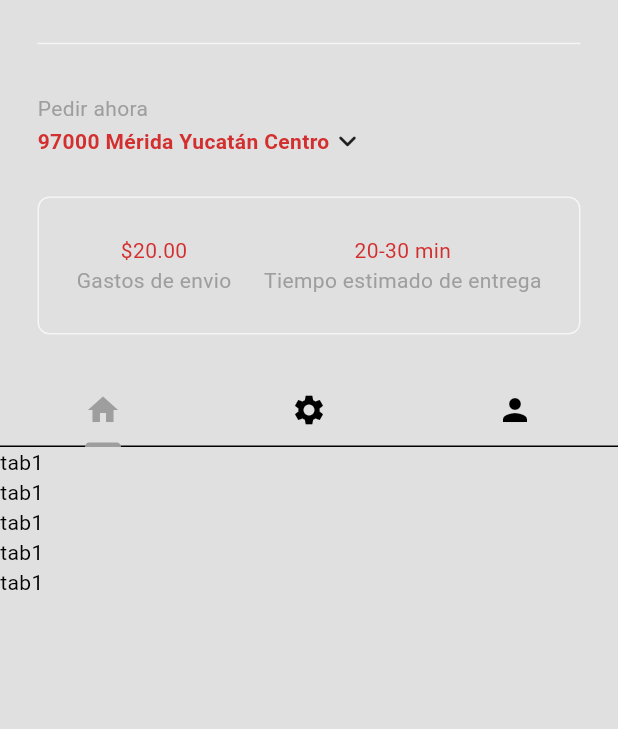
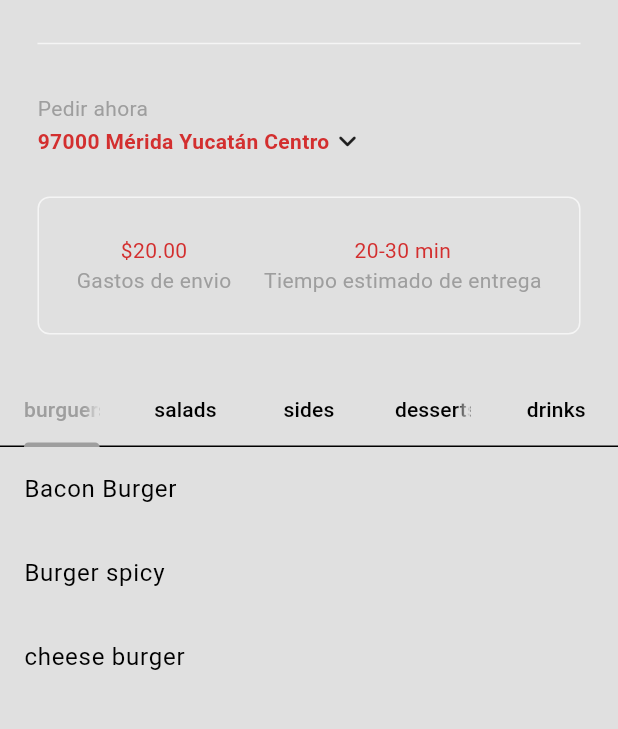
Before and after one commit to zeuss1102/delivery_app_emilio_puigcerver, a Flutter app: the screen it shows after launch, after a tap on "Ingresar", on a phone screen of 412 x 824 dp, the part 63-792 px from its top. Run offline on Flutter 3.47's test engine with Material 3 defaults, Android fonts, the phone set to English and light mode, and no system bars.

```diff
--- a/lib/componets/my_tab_bar.dart
+++ b/lib/componets/my_tab_bar.dart
@@ -1,3 +1,4 @@
+import 'package:delivery_app_emilio_puigcerver/models/food.dart';
 import 'package:flutter/material.dart';
 //este es el apartado de pestañas
 
@@ -8,26 +9,20 @@ class MyTabBar extends StatelessWidget {
     super.key,
     required this.tabController,
   });
+  List<Tab> _buildCategoryTabs(){
+    return FoodCategory.values.map ((category) {
+      return Tab(
+        text: category.toString().split('.').last,
+      );
+    }).toList();
+  }
 
   @override
   Widget build(BuildContext context) {
     return  Container(
       child: TabBar(
         controller: tabController,
-        tabs: [
-          //1er tab
-          Tab (
-            icon: Icon(Icons.home),
-          ),
-           //2do tab
-          Tab (
-            icon: Icon(Icons.settings),
-          ),
-            //3er tab
-          Tab (
-            icon: Icon(Icons.person),
-          ),
-        ],
+        tabs:_buildCategoryTabs(),
       ),
     );
   }
--- a/lib/main.dart
+++ b/lib/main.dart
@@ -1,14 +1,21 @@
 import 'package:delivery_app_emilio_puigcerver/auth/login_or_register.dart';
+import 'package:delivery_app_emilio_puigcerver/models/restaurant.dart';
 import 'package:delivery_app_emilio_puigcerver/themes/theme_provider.dart';
 import 'package:flutter/material.dart';
 import 'package:provider/provider.dart';
 
 void main() {
   runApp(
-    ChangeNotifierProvider(create: (context) => ThemeProvider(),
-    child: const MyApp()
-    )
-    );
+    //tema de provider
+    MultiProvider(providers:[
+      //tema provider
+      ChangeNotifierProvider(create: (context)=> ThemeProvider(),),
+      //restaurante provider
+      ChangeNotifierProvider(create: (context)=> Restaurant(),), //manda la infomacion para que se muestre en la pagina (separa los apartados)
+      ],
+      child: const MyApp(),
+    ),
+  );
 }
 class MyApp extends StatelessWidget {
   const MyApp({super.key});
--- a/lib/models/restaurant.dart
+++ b/lib/models/restaurant.dart
@@ -1,6 +1,7 @@
 import 'package:delivery_app_emilio_puigcerver/models/food.dart';
+import 'package:flutter/material.dart';
 
-class Restaurant {
+class Restaurant extends ChangeNotifier{
   //lista del menú de comida
   final List<Food> _menu = [
     //burgers
@@ -200,9 +201,21 @@ class Restaurant {
 
   // quitar del carrito
 
+  //obtener el total del carrito
+
+  //obtener el numero total de articulos en el carrito
+
+  //vaciar carrito
+
   /*
   AYUDANTES
   */
 
+  //generar recibo
+
+  //formato de pago
+
+  //format list of addons into a string summary
+
 
 }
--- a/lib/pages/home_page.dart
+++ b/lib/pages/home_page.dart
@@ -3,7 +3,11 @@ import 'package:delivery_app_emilio_puigcerver/componets/my_description_box.dart
 import 'package:delivery_app_emilio_puigcerver/componets/my_drawer.dart';
 import 'package:delivery_app_emilio_puigcerver/componets/my_sliver_app_bar.dart';
 import 'package:delivery_app_emilio_puigcerver/componets/my_tab_bar.dart';
+import 'package:delivery_app_emilio_puigcerver/models/food.dart';
+import 'package:delivery_app_emilio_puigcerver/models/restaurant.dart';
+import 'package:flutter/foundation.dart';
 import 'package:flutter/material.dart';
+import 'package:provider/provider.dart';
 
 class HomePage extends StatefulWidget {
   const HomePage({super.key});
@@ -20,13 +24,35 @@ class _HomePageState extends State<HomePage> with SingleTickerProviderStateMixin
   @override
   void initState() {
     super.initState();
-    _tabController = TabController(length: 3, vsync: this); // este sirve para dividir y salgan los tab bar en este caso son 3 tres iconos home / settings // person
+    _tabController = TabController(length: FoodCategory.values.length, vsync: this); // este sirve para dividir y salgan los tab bar en este caso son 3 tres iconos home / settings // person
 
   }
   @override
   void dispose() {
     _tabController.dispose();
     super.dispose();
+  }
+
+  //Ordenar y devolver una lista de alimentos que pertenecen a una categoría específica
+  List<Food> _filterMenuByCategory(FoodCategory category, List<Food> fullMenu){
+    return fullMenu.where((food) => food.category == category) .toList();
+  }
+  //Devolver la lista de alimentos en la categoría dada
+  List<Widget> getFoodInThisCategory(List<Food> fullMenu) {
+    return FoodCategory.values.map((category) {
+      List<Food> categoryMenu = _filterMenuByCategory(category, fullMenu);
+
+      return ListView.builder(
+        itemCount: categoryMenu.length,
+        physics:const NeverScrollableScrollPhysics(),
+        padding: EdgeInsets.zero, //hace que no tenga un espacio en la parte de arriba
+        itemBuilder: (context, index) {
+          return ListTile(
+            title: Text (categoryMenu[index].name),
+          );
+        },
+      );
+    }).toList();
   }
 
   @override
@@ -53,24 +79,12 @@ class _HomePageState extends State<HomePage> with SingleTickerProviderStateMixin
               ],
             ),)
         ],
-        body: TabBarView(
+        body: Consumer<Restaurant>(
+          builder: (context, restaurant, child) => TabBarView(
           controller: _tabController,
-          children: [
-            ListView.builder(
-              itemCount: 5, //sirve para contabilizar cuantas veces se va a mostrar un elemento
-              itemBuilder: (context, index) => Text("tab1")
-              ),
-              ListView.builder(
-              itemCount: 5, //sirve para contabilizar cuantas veces se va a mostrar un elemento
-              itemBuilder: (context, index) => Text("tab2")
-              ),
-              ListView.builder(
-              itemCount: 5, //sirve para contabilizar cuantas veces se va a mostrar un elemento
-              itemBuilder: (context, index) => Text("tab3")
-              ),
-
-          ],
-          ),
+          children: getFoodInThisCategory(restaurant.menu),
+        ),
+        ),
         ),
     );
   }
```
